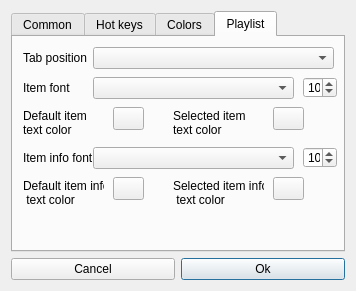
Old version of the form dialogs/settings_dialog.ui in the repository jeyboy/palyo2.
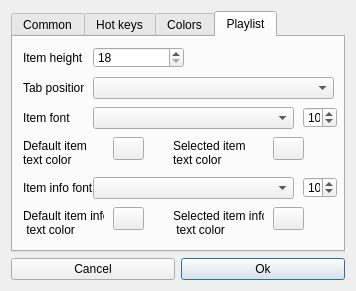
New version of the form. The open tabs and pages were chosen to show the change.

```diff
--- a/dialogs/settings_dialog.ui
+++ b/dialogs/settings_dialog.ui
@@ -347,7 +347,7 @@
        <property name="geometry">
         <rect>
          <x>80</x>
-         <y>10</y>
+         <y>40</y>
          <width>241</width>
          <height>22</height>
         </rect>
@@ -357,8 +357,8 @@
        <property name="geometry">
         <rect>
          <x>10</x>
-         <y>10</y>
-         <width>81</width>
+         <y>40</y>
+         <width>61</width>
          <height>21</height>
         </rect>
        </property>
@@ -370,7 +370,7 @@
        <property name="geometry">
         <rect>
          <x>10</x>
-         <y>40</y>
+         <y>70</y>
          <width>71</width>
          <height>21</height>
         </rect>
@@ -383,7 +383,7 @@
        <property name="geometry">
         <rect>
          <x>80</x>
-         <y>40</y>
+         <y>70</y>
          <width>201</width>
          <height>22</height>
         </rect>
@@ -393,7 +393,7 @@
        <property name="geometry">
         <rect>
          <x>290</x>
-         <y>40</y>
+         <y>70</y>
          <width>34</width>
          <height>21</height>
         </rect>
@@ -409,7 +409,7 @@
        <property name="geometry">
         <rect>
          <x>290</x>
-         <y>110</y>
+         <y>140</y>
          <width>34</width>
          <height>21</height>
         </rect>
@@ -425,7 +425,7 @@
        <property name="geometry">
         <rect>
          <x>10</x>
-         <y>110</y>
+         <y>140</y>
          <width>71</width>
          <height>21</height>
         </rect>
@@ -438,7 +438,7 @@
        <property name="geometry">
         <rect>
          <x>80</x>
-         <y>110</y>
+         <y>140</y>
          <width>201</width>
          <height>22</height>
         </rect>
@@ -448,7 +448,7 @@
        <property name="geometry">
         <rect>
          <x>10</x>
-         <y>70</y>
+         <y>100</y>
          <width>81</width>
          <height>31</height>
         </rect>
@@ -462,7 +462,7 @@
        <property name="geometry">
         <rect>
          <x>100</x>
-         <y>70</y>
+         <y>100</y>
          <width>31</width>
          <height>23</height>
         </rect>
@@ -475,7 +475,7 @@
        <property name="geometry">
         <rect>
          <x>160</x>
-         <y>70</y>
+         <y>100</y>
          <width>91</width>
          <height>31</height>
         </rect>
@@ -489,7 +489,7 @@
        <property name="geometry">
         <rect>
          <x>260</x>
-         <y>70</y>
+         <y>100</y>
          <width>31</width>
          <height>23</height>
         </rect>
@@ -502,7 +502,7 @@
        <property name="geometry">
         <rect>
          <x>10</x>
-         <y>140</y>
+         <y>170</y>
          <width>81</width>
          <height>31</height>
         </rect>
@@ -516,7 +516,7 @@
        <property name="geometry">
         <rect>
          <x>260</x>
-         <y>140</y>
+         <y>170</y>
          <width>31</width>
          <height>23</height>
         </rect>
@@ -529,7 +529,7 @@
        <property name="geometry">
         <rect>
          <x>160</x>
-         <y>140</y>
+         <y>170</y>
          <width>91</width>
          <height>31</height>
         </rect>
@@ -543,7 +543,7 @@
        <property name="geometry">
         <rect>
          <x>100</x>
-         <y>140</y>
+         <y>170</y>
          <width>31</width>
          <height>23</height>
         </rect>
@@ -552,6 +552,35 @@
         <string/>
        </property>
       </widget>
+      <widget class="QSpinBox" name="itemHeightSize">
+       <property name="geometry">
+        <rect>
+         <x>80</x>
+         <y>10</y>
+         <width>91</width>
+         <height>21</height>
+        </rect>
+       </property>
+       <property name="minimum">
+        <number>18</number>
+       </property>
+       <property name="value">
+        <number>18</number>
+       </property>
+      </widget>
+      <widget class="QLabel" name="label_14">
+       <property name="geometry">
+        <rect>
+         <x>10</x>
+         <y>10</y>
+         <width>61</width>
+         <height>21</height>
+        </rect>
+       </property>
+       <property name="text">
+        <string>Item height</string>
+       </property>
+      </widget>
      </widget>
     </widget>
    </item>
```
Left out of the diff: 2 changed lines with no effect on the pictures.
